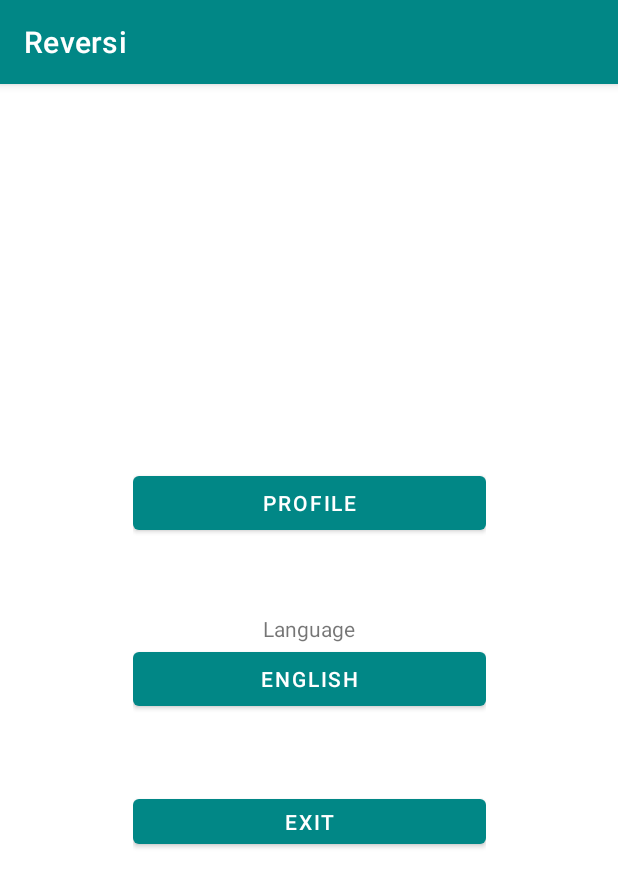
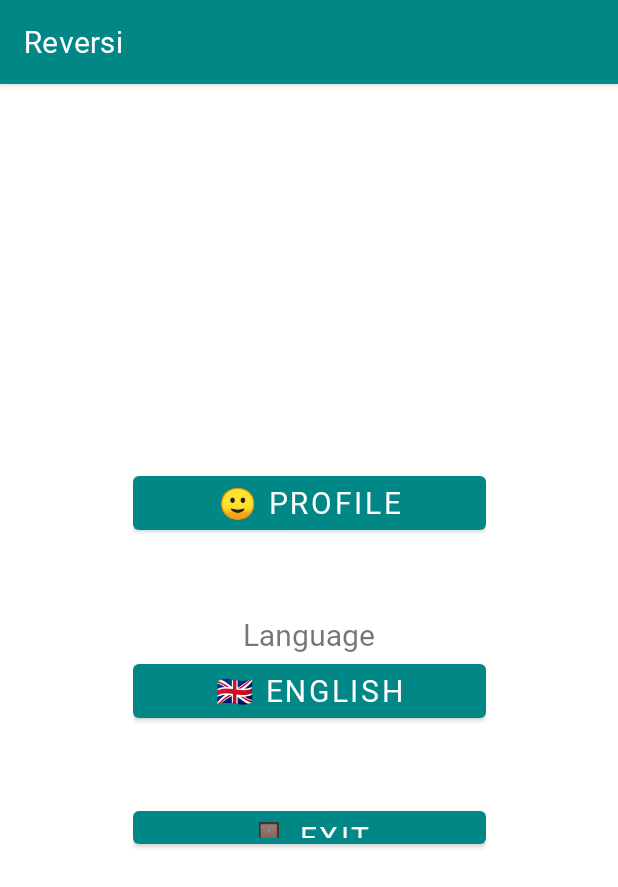
Before and after one commit to pedrosc94/AMOV_2021_2022_Reversi2, an Android app: the screen it shows after launch (Settings), after a tap on "⚙️ SETTINGS", on a phone screen of 412 x 824 dp. Shown: the top 887 px of the screen. Run offline under Robolectric (Android 15) with nearby library versions, the phone set to English and light mode, and no system bars; our stand-ins replace Firebase (no records; nobody signed in at launch, a user with empty details on screens opened directly).

Commit message:
i did stuff

```diff
--- a/app/src/main/java/com/amov/reversi/Home.kt
+++ b/app/src/main/java/com/amov/reversi/Home.kt
@@ -1,25 +1,45 @@
 package com.amov.reversi
 
+import android.content.Context
 import android.content.Intent
-import androidx.appcompat.app.AppCompatActivity
+import android.content.SharedPreferences
 import android.os.Bundle
 import android.util.Log
-import android.view.View
 import android.widget.Button
-import androidx.annotation.MainThread
-import kotlin.system.exitProcess
+import androidx.appcompat.app.AppCompatActivity
+import java.util.*
+
 
 class Home : AppCompatActivity() {
 
     private val TAG : String = "LOG"
+    private val PREFS_NAME = BuildConfig.APPLICATION_ID + ".PREFS"
+    private val PREFS_VERSION_CODE_KEY = BuildConfig.VERSION_NAME
+    private val PREFS_LANG = "SELECTED_LANG"
+    private val CURR_VERSION_CODE = BuildConfig.VERSION_CODE
+
     private lateinit var btnLocal : Button
     private lateinit var btnOnline : Button
     private lateinit var btnSettings : Button
     private lateinit var btnAbout : Button
 
+    private lateinit var LANG : String
+
     override fun onCreate(savedInstanceState: Bundle?) {
+
+        val prefs: SharedPreferences = getSharedPreferences(PREFS_NAME, MODE_PRIVATE)
+        val language : String? = prefs.getString(PREFS_LANG,"null")
+        if (language != null) {
+            LANG = language
+            selectLang(this,language)
+        }
+        Log.d(com.amov.reversi.TAG, "Language: $language")
+
         super.onCreate(savedInstanceState)
         Log.d(TAG,"Home.onCreate()")
+
+        // Check if its the first time running
+        checkFirstRun()
 
         // Draw activity_home.xml
         setContentView(R.layout.activity_home)
@@ -46,4 +66,63 @@ class Home : AppCompatActivity() {
             startActivity(intent)
         }
     }
+
+    override fun onPause() {
+        super.onPause()
+        Log.d(com.amov.reversi.TAG, "Home.onPause()")
+    }
+
+    override fun onResume() {
+        super.onResume()
+        Log.d(com.amov.reversi.TAG, "Home.onResume()")
+        // KINDA WORKS, CAN BE IMPROVED
+        val prefs: SharedPreferences = getSharedPreferences(PREFS_NAME, MODE_PRIVATE)
+        val language : String? = prefs.getString(PREFS_LANG,"null")
+        if (language != null) {
+            Log.d(com.amov.reversi.TAG, "Language: $language")
+            selectLang(this,language)
+        }
+        if (LANG != language) {
+            finish()
+            startActivity(intent)
+        }
+    }
+
+    override fun onStop() {
+        super.onStop()
+        Log.d(com.amov.reversi.TAG, "Home.onStop()")
+    }
+
+    override fun onDestroy() {
+        super.onDestroy()
+        Log.d(com.amov.reversi.TAG, "Home.onDestroy()")
+    }
+
+    // With help from
+    // https://stackoverflow.com/a/30274315
+    private fun checkFirstRun() {
+        Log.d(TAG, "Checking if its app first time running...")
+
+        val prefs: SharedPreferences = getSharedPreferences(PREFS_NAME, MODE_PRIVATE)
+        val savedVersionCode = prefs.getInt(PREFS_VERSION_CODE_KEY, -1) // Default value -1 means that wasn't found any previous version
+        // Check for first run or upgrade
+        when {
+            CURR_VERSION_CODE == savedVersionCode -> {
+                Log.d(TAG, "This is a normal run!")
+                return
+            }
+            // -1 -> Doesn't exist
+            savedVersionCode == -1 -> {
+                Log.d(TAG, "This is a new install (or the user cleared the shared preferences)!")
+                //checkProfile()
+            }
+            // We wont use this probably
+            CURR_VERSION_CODE > savedVersionCode -> {
+                Log.d(TAG, "This is a run after an upgrade!")
+                return
+            }
+        }
+        // Update the shared preferences with the current version code
+        prefs.edit().putInt(PREFS_VERSION_CODE_KEY, CURR_VERSION_CODE).apply()
+    }
 }
--- a/app/src/main/java/com/amov/reversi/Settings.kt
+++ b/app/src/main/java/com/amov/reversi/Settings.kt
@@ -1,28 +1,69 @@
 package com.amov.reversi
 
+import android.content.Context
 import android.content.Intent
+import android.content.SharedPreferences
 import androidx.appcompat.app.AppCompatActivity
 import android.os.Bundle
+import android.util.Log
 import android.widget.Button
+import java.util.*
 
 class Settings : AppCompatActivity() {
+
     override fun onCreate(savedInstanceState: Bundle?) {
+        // Shared Preferences
+        val PREFS_NAME = BuildConfig.APPLICATION_ID + ".PREFS"
+        val PREFS_LANG = "SELECTED_LANG"
+        val prefs: SharedPreferences = getSharedPreferences(PREFS_NAME, MODE_PRIVATE)
+        val language : String? = prefs.getString(PREFS_LANG,"null")
+        if (language != null) {
+            selectLang(this,language)
+        }
+
         super.onCreate(savedInstanceState)
+        Log.d(com.amov.reversi.TAG, "Settings.onCreate()")
+
+        // Draw activity_settings.xml
         setContentView(R.layout.activity_settings)
 
-        //Buttons things
+        // Profile
         val profileBtn : Button = findViewById(R.id.settings_profile_btn)
         profileBtn.setOnClickListener() {
             val intent = Intent(this@Settings, Profile::class.java)
             startActivity(intent)
         }
+
+        // Language
+        // KINDA WORKS, CAN BE IMPROVED
         val langBtn : Button = findViewById(R.id.settings_lang_btn)
         langBtn.setOnClickListener() {
+            if (prefs.getString(PREFS_LANG,"null") == "en") {
+                val lang : String = selectLang(this,"pt")
+                prefs.edit().putString(PREFS_LANG,lang).apply()
+            }
+            else {
+                val lang : String = selectLang(this,"en")
+                prefs.edit().putString(PREFS_LANG,lang).apply()
+            }
+            finish()
+            startActivity(intent)
+        }
 
-        }
+        // Exit
         val exitBtn : Button = findViewById(R.id.settings_exit_btn)
         exitBtn.setOnClickListener() {
             finish()
         }
     }
+
+    override fun onPause() {
+        super.onPause()
+        Log.d(com.amov.reversi.TAG, "Settings.onPause()")
+    }
+
+    override fun onResume() {
+        super.onResume()
+        Log.d(com.amov.reversi.TAG, "Settings.onResume()")
+    }
 }
--- a/app/src/main/java/com/amov/reversi/Utils.kt
+++ b/app/src/main/java/com/amov/reversi/Utils.kt
@@ -3,11 +3,14 @@ package com.amov.reversi
 import android.Manifest
 import android.annotation.SuppressLint
 import android.app.Activity
+import android.app.AlarmManager
+import android.app.PendingIntent
 import android.content.Context
+import android.content.Intent
 import android.content.pm.PackageManager
 import android.media.MediaDrm
+import android.preference.PreferenceManager
 import android.util.Log
-import android.widget.Toast
 import androidx.core.app.ActivityCompat
 import androidx.core.content.ContextCompat
 import com.google.firebase.firestore.ktx.firestore
@@ -15,6 +18,7 @@ import com.google.firebase.ktx.Firebase
 import com.google.firebase.storage.FirebaseStorage
 import java.text.SimpleDateFormat
 import java.util.*
+
 
 // Firebase // to remove
 private val db = Firebase.firestore
@@ -25,7 +29,6 @@ val TAG : String = "LOG"
 //--------------------------------------------------------------
 // Permissions
 //--------------------------------------------------------------
-// Permissions
 val PERMISSION_REQUEST_CODE: Int = 101
 
 fun checkPermissions(context: Context) : Boolean {
@@ -54,7 +57,20 @@ fun requestPermissions(context : Context) {
 }
 
 //--------------------------------------------------------------
-// Utils
+// Language Change
+//--------------------------------------------------------------
+ fun selectLang(context: Context, language: String) : String {
+    val locale = Locale(language)
+    Locale.setDefault(locale)
+    val config = context.resources.configuration
+    config.setLocale(locale)
+    context.createConfigurationContext(config)
+    context.resources.updateConfiguration(config, context.resources.displayMetrics)
+    return language
+}
+
+//--------------------------------------------------------------
+// DATE
 //--------------------------------------------------------------
 @SuppressLint("SimpleDateFormat")
 fun getDateTime() : String {
@@ -62,6 +78,9 @@ fun getDateTime() : String {
     return sdf.format(Date())
 }
 
+//--------------------------------------------------------------
+// Generating a Unique ID
+//--------------------------------------------------------------
 fun byteArrayToHex(byteArray: ByteArray): String {
     var result : String = ""
     for (b in byteArray) {
--- a/app/src/main/res/layout/activity_about.xml
+++ b/app/src/main/res/layout/activity_about.xml
@@ -7,10 +7,10 @@
     tools:context=".About">
 
     <Button
-        android:id="@+id/button3"
+        android:id="@+id/about_exit_btn"
         android:layout_width="wrap_content"
         android:layout_height="wrap_content"
-        android:text="Exit"
+        android:text="@string/app_exit"
         app:layout_constraintBottom_toBottomOf="parent"
         app:layout_constraintEnd_toEndOf="parent"
         app:layout_constraintHorizontal_bias="0.498"
@@ -23,7 +23,7 @@
         android:layout_width="wrap_content"
         android:layout_height="wrap_content"
         android:text="AMOV 2021/2022"
-        app:layout_constraintBottom_toTopOf="@+id/button3"
+        app:layout_constraintBottom_toTopOf="@+id/about_exit_btn"
         app:layout_constraintEnd_toEndOf="parent"
         app:layout_constraintStart_toStartOf="parent"
         app:layout_constraintTop_toTopOf="parent" />
--- a/app/src/main/res/layout/activity_permissions.xml
+++ b/app/src/main/res/layout/activity_permissions.xml
@@ -11,7 +11,7 @@
         android:id="@+id/permissions_request_btn"
         android:layout_width="wrap_content"
         android:layout_height="wrap_content"
-        android:text="Request for permistions"
+        android:text="@string/permissions_request_btn"
         app:layout_constraintBottom_toTopOf="@+id/permissions_exit_btn"
         app:layout_constraintEnd_toEndOf="parent"
         app:layout_constraintStart_toStartOf="parent"
@@ -22,7 +22,7 @@
         android:layout_width="wrap_content"
         android:layout_height="wrap_content"
         android:layout_marginBottom="140dp"
-        android:text="Exit"
+        android:text="@string/app_exit"
         app:layout_constraintBottom_toBottomOf="parent"
         app:layout_constraintEnd_toEndOf="parent"
         app:layout_constraintStart_toStartOf="parent" />
--- a/app/src/main/res/layout/activity_profile.xml
+++ b/app/src/main/res/layout/activity_profile.xml
@@ -53,7 +53,7 @@
             android:layout_width="match_parent"
             android:layout_height="wrap_content"
             android:layout_marginTop="50dp"
-            android:text="Exit" />
+            android:text="@string/app_exit" />
     </LinearLayout>
 
 </androidx.constraintlayout.widget.ConstraintLayout>
--- a/app/src/main/res/layout/activity_settings.xml
+++ b/app/src/main/res/layout/activity_settings.xml
@@ -19,7 +19,7 @@
             android:id="@+id/settings_profile_btn"
             android:layout_width="match_parent"
             android:layout_height="wrap_content"
-            android:text="Profile" />
+            android:text="@string/settings_profile" />
 
         <TextView
             android:id="@+id/textView"
@@ -27,20 +27,20 @@
             android:layout_height="wrap_content"
             android:layout_marginTop="50dp"
             android:gravity="center"
-            android:text="Language" />
+            android:text="@string/settings_lang" />
 
         <Button
             android:id="@+id/settings_lang_btn"
             android:layout_width="match_parent"
             android:layout_height="wrap_content"
-            android:text="English" />
+            android:text="@string/app_lang" />
 
         <Button
             android:id="@+id/settings_exit_btn"
             android:layout_width="match_parent"
             android:layout_height="wrap_content"
             android:layout_marginTop="50dp"
-            android:text="Exit" />
+            android:text="@string/app_exit" />
 
     </LinearLayout>
 </androidx.constraintlayout.widget.ConstraintLayout>
--- a/app/src/main/res/values-night/themes.xml
+++ b/app/src/main/res/values-night/themes.xml
@@ -12,5 +12,7 @@
         <!-- Status bar color. -->
         <item name="android:statusBarColor" tools:targetApi="l">?attr/colorPrimaryVariant</item>
         <!-- Customize your theme here. -->
+        <item name="android:fontFamily">@font/open</item>
+        <item name="android:textSize">20sp</item>
     </style>
 </resources>
--- a/app/src/main/res/values/strings.xml
+++ b/app/src/main/res/values/strings.xml
@@ -1,7 +1,7 @@
 <resources>
     <string name="app_name">Reversi</string>
-    <string name="app_lang">English</string>
-    <string name="camera_capture">Capture</string>
+    <string name="app_lang">🇬🇧 English</string>
+    <string name="camera_capture">📷 Capture</string>
     <string name="camera_back">Back</string>
     <string name="camera_switch">Switch</string>
     <!-- TODO: Remove or change this placeholder text -->
@@ -12,4 +12,7 @@
     <string name="home_about">ℹ️ About</string>
     <string name="app_exit">🚪 Exit</string>
     <string name="app_permissions_msg">Not all permissions were granted. Shutting down…</string>
+    <string name="permissions_request_btn">Request for permissions</string>
+    <string name="settings_profile">🙂 Profile</string>
+    <string name="settings_lang">Language</string>
 </resources>
--- a/app/src/main/res/values/themes.xml
+++ b/app/src/main/res/values/themes.xml
@@ -12,5 +12,7 @@
         <!-- Status bar color. -->
         <item name="android:statusBarColor" tools:targetApi="l">?attr/colorPrimaryVariant</item>
         <!-- Customize your theme here. -->
+        <item name="android:fontFamily">@font/open</item>
+        <item name="android:textSize">20sp</item>
     </style>
 </resources>
```
Also changed, not shown: app/src/main/java/com/amov/reversi/Permissions.kt (+0 -10 lines), app/src/main/java/com/amov/reversi/Profile.kt (+33 -9 lines), app/src/main/res/layout/activity_home.xml (+4 -7 lines), 2 other files.
